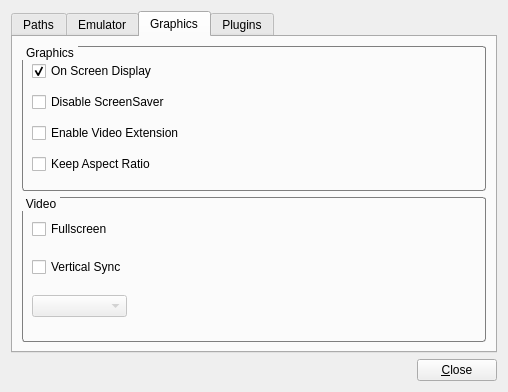
This is src/m64py/ui/settings.ui in water-works/mupen64plus-ui-python as Qt 5 draws it before an edit. The edited form follows.
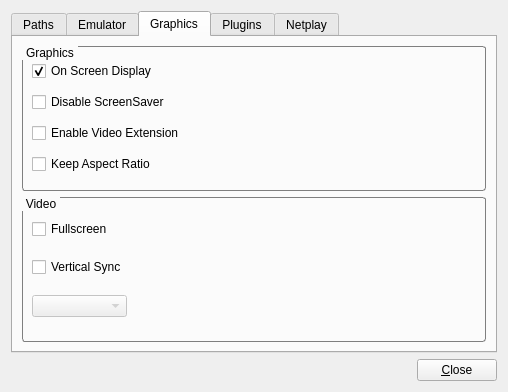
This is the edited form. Icons and pictures are not drawn.

Commit message: add netplay tab to settings menu

```diff
--- a/src/m64py/ui/settings.ui
+++ b/src/m64py/ui/settings.ui
@@ -882,6 +882,11 @@
        </item>
       </layout>
      </widget>
+ <widget class="QWidget" name="tab_5">
+  <attribute name="title">
+   <string>Netplay</string>
+  </attribute>
+ </widget>
     </widget>
    </item>
   </layout>
```
The commit also changes 2 other files.
